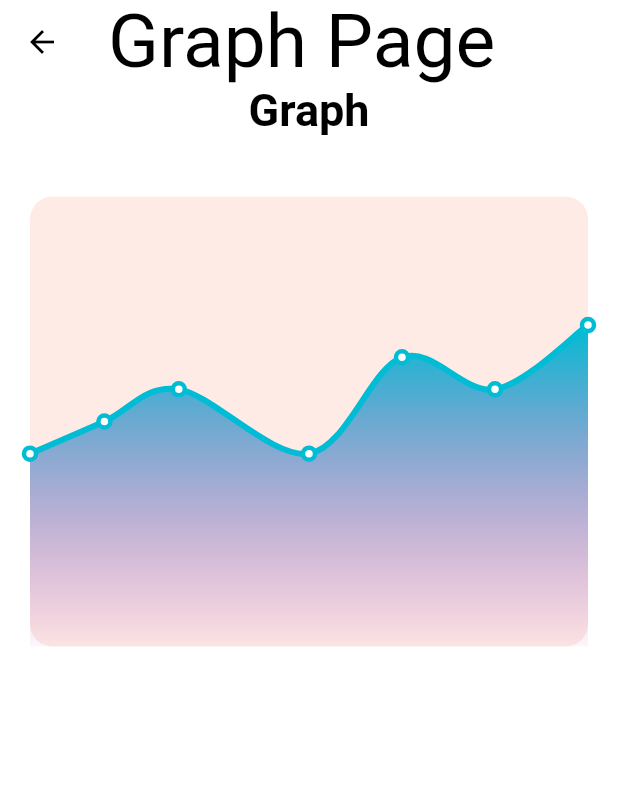
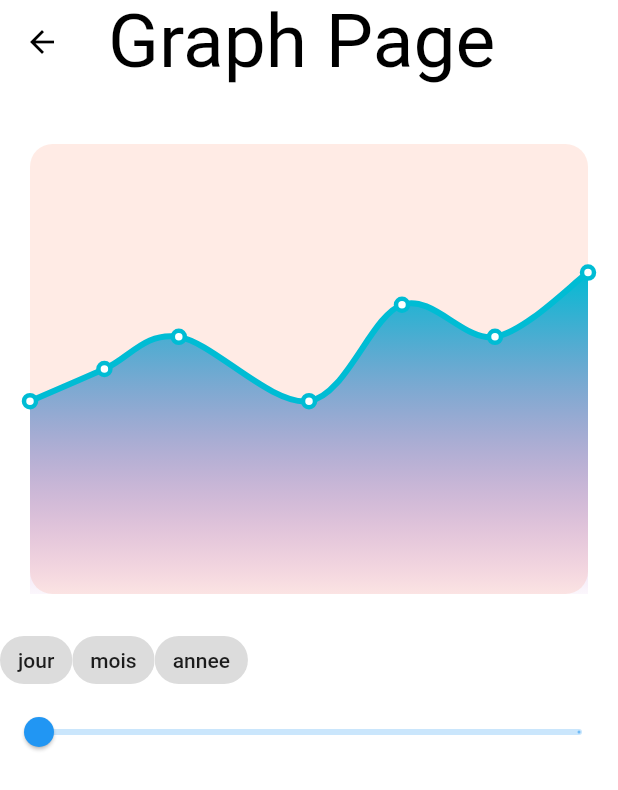
Before and after one commit to maoakeEnterprise/appsport_project2, a Flutter app: the GraphPage screen opened by its route, on a phone screen of 412 x 824 dp. Shown: the top 790 px of the screen. Run offline on Flutter 3.47's test engine with Material 2 defaults, Android fonts, the phone set to English and light mode, and no system bars; our stand-ins replace bloc, cloud_firestore, firebase_auth, firebase_core, flutter_bloc, font_awesome_flutter and 2 more; accounts and stored records are empty.

Commit message:
Task GraphPage 0 : Affichage GraphPage X : ListView Exercice GraphPage X : Recup data par rapport a listsectionne X : Affichage des données recup sur le graph X : filtreur de donnée J/M/A X : filtreur avec le slide

```diff
--- a/lib/ui/page/exoprogramme.dart
+++ b/lib/ui/page/exoprogramme.dart
@@ -40,7 +40,7 @@ class ExoProgramme extends StatelessWidget {
         children: [
           TextFieldPoidsWidget(),
           TextFieldRepetitionWidget(),
-          ListRadioExercice(),
+          ListRadioExercice(idUser: user.uid,),
           BoutonValiderWidget(cas: arguments['cas'],idProgramme: arguments['idProgramme'],idExerciceProgramme: arguments['id'],)
         ],
       ),
--- a/lib/ui/page/graphpage.dart
+++ b/lib/ui/page/graphpage.dart
@@ -1,5 +1,8 @@
 import 'package:appsport_project/model/chart_data.dart';
 import 'package:appsport_project/ui/themes/themes.dart';
+import 'package:appsport_project/ui/widgets/graphwidget/graphwidget.dart';
+import 'package:appsport_project/ui/widgets/graphwidget/modulowidget.dart';
+import 'package:appsport_project/ui/widgets/graphwidget/tickwidget.dart';
 import 'package:syncfusion_flutter_charts/charts.dart';
 import 'package:syncfusion_flutter_charts/sparkcharts.dart';
 
@@ -11,17 +14,7 @@ class GraphPage extends StatelessWidget {
   @override
   Widget build(BuildContext context) {
 
-    List<ChartData> chartData;
 
-    chartData = [
-      ChartData(day: 0,poids: 30),
-      ChartData(day: 4,poids: 35),
-      ChartData(day: 8,poids: 40),
-      ChartData(day: 15,poids: 30),
-      ChartData(day: 20,poids: 45),
-      ChartData(day: 25,poids: 40),
-      ChartData(day: 30,poids: 50),
-    ];
 
     return Scaffold(
       appBar: AppBar(
@@ -33,65 +26,10 @@ class GraphPage extends StatelessWidget {
           mainAxisAlignment: MainAxisAlignment.center,
           crossAxisAlignment: CrossAxisAlignment.center,
           children: [
-            Text("Graph", style: CustomThemes.widgetName,),
             const SizedBox(height: 20,),
-            Center(
-              child: Container(
-                margin: const EdgeInsets.all(20),
-                decoration: BoxDecoration(
-                  borderRadius: BorderRadius.circular(15),
-                  color: Colors.deepOrange.withAlpha(30)
-                ),
-                child: SfCartesianChart(
-                  margin: const EdgeInsets.all(0),
-                  borderWidth: 0,
-                  borderColor: Colors.transparent,
-                  plotAreaBorderWidth: 0,
-                  primaryXAxis: NumericAxis(
-                    minimum: 0,
-                    maximum: 30,
-                    isVisible: false,
-                    interval: 4
-                  ),
-                  primaryYAxis: NumericAxis(
-                    minimum: 0,
-                    maximum: 70,
-                    interval: 10,
-                    isVisible: false,
-                    borderWidth: 0,
-
-                  ),
-                  series: <ChartSeries<ChartData,int >>[
-                    SplineAreaSeries(
-                        dataSource: chartData,
-                        xValueMapper: (ChartData data, _)=> data.day,
-                        yValueMapper: (ChartData data, _)=> data.poids,
-                      splineType: SplineType.natural,
-                      gradient: LinearGradient(
-                          colors: [Colors.cyan,
-                            Colors.purple.withAlpha(10)
-                          ],
-                        begin: Alignment.topCenter,
-                        end: Alignment.bottomCenter
-                      ),
-                    ),
-                    SplineSeries(
-                      color: Colors.cyan,
-                      width: 4,
-                      markerSettings: const MarkerSettings(
-                        color: Colors.white,
-                        borderWidth: 3,
-                        borderColor: Colors.cyan,
-                        isVisible: true,
-                      ),
-                      dataSource: chartData,
-                      xValueMapper: (ChartData data, _)=> data.day,
-                      yValueMapper: (ChartData data, _)=> data.poids,
-                    ),
-                  ],
-                ),
-              ),
-            )
+            GraphWidget(),
+            TickWidget(),
+            ModuloWidget(),
           ],
 
         ),
--- /dev/null
+++ b/lib/ui/widgets/graphwidget/graphwidget.dart
@@ -0,0 +1,81 @@
+import 'package:appsport_project/model/chart_data.dart';
+import 'package:flutter/material.dart';
+import 'package:syncfusion_flutter_charts/charts.dart';
+
+class GraphWidget extends StatelessWidget {
+  const GraphWidget({Key? key}) : super(key: key);
+
+  @override
+  Widget build(BuildContext context) {
+
+    List<ChartData> chartData;
+
+    chartData = [
+      ChartData(day: 0,poids: 30),
+      ChartData(day: 4,poids: 35),
+      ChartData(day: 8,poids: 40),
+      ChartData(day: 15,poids: 30),
+      ChartData(day: 20,poids: 45),
+      ChartData(day: 25,poids: 40),
+      ChartData(day: 30,poids: 50),
+    ];
+
+    return Center(
+      child: Container(
+        margin: const EdgeInsets.all(20),
+        decoration: BoxDecoration(
+            borderRadius: BorderRadius.circular(15),
+            color: Colors.deepOrange.withAlpha(30)
+        ),
+        child: SfCartesianChart(
+          margin: const EdgeInsets.all(0),
+          borderWidth: 0,
+          borderColor: Colors.transparent,
+          plotAreaBorderWidth: 0,
+          primaryXAxis: NumericAxis(
+              minimum: 0,
+              maximum: 30,
+              isVisible: false,
+              interval: 4
+          ),
+          primaryYAxis: NumericAxis(
+            minimum: 0,
+            maximum: 70,
+            interval: 10,
+            isVisible: false,
+            borderWidth: 0,
+
+          ),
+          series: <ChartSeries<ChartData,int >>[
+            SplineAreaSeries(
+              dataSource: chartData,
+              xValueMapper: (ChartData data, _)=> data.day,
+              yValueMapper: (ChartData data, _)=> data.poids,
+              splineType: SplineType.natural,
+              gradient: LinearGradient(
+                  colors: [Colors.cyan,
+                    Colors.purple.withAlpha(10)
+                  ],
+                  begin: Alignment.topCenter,
+                  end: Alignment.bottomCenter
+              ),
+            ),
+            SplineSeries(
+              color: Colors.cyan,
+              width: 4,
+              markerSettings: const MarkerSettings(
+                color: Colors.white,
+                borderWidth: 3,
+                borderColor: Colors.cyan,
+                isVisible: true,
+              ),
+              dataSource: chartData,
+              xValueMapper: (ChartData data, _)=> data.day,
+              yValueMapper: (ChartData data, _)=> data.poids,
+            ),
+          ],
+        ),
+      ),
+    );
+  }
+}
--- /dev/null
+++ b/lib/ui/widgets/graphwidget/modulowidget.dart
@@ -0,0 +1,20 @@
+import 'package:flutter/material.dart';
+
+class ModuloWidget extends StatelessWidget {
+  const ModuloWidget({Key? key}) : super(key: key);
+
+  @override
+  Widget build(BuildContext context) {
+    double currentSliderValue = 0;
+
+    return Slider(
+        value: currentSliderValue,
+        max: 10,
+        divisions: 1,
+        label: currentSliderValue.round().toString(),
+        onChanged: (value){
+
+        },
+        );
+  }
+}
--- /dev/null
+++ b/lib/ui/widgets/graphwidget/tickwidget.dart
@@ -0,0 +1,27 @@
+import 'package:flutter/material.dart';
+
+class TickWidget extends StatelessWidget {
+  TickWidget({Key? key,}) : super(key: key);
+
+  @override
+  Widget build(BuildContext context) {
+
+    return Row(
+      children: [
+        FilterChipWiget('jour'),
+        FilterChipWiget('mois'),
+        FilterChipWiget('annee'),
+      ],
+    );
+  }
+
+  Widget FilterChipWiget(nom){
+    var onSelected = false;
+    return FilterChip(
+        label: Text(nom!),
+        selected: onSelected,
+        onSelected: (value){
+
+        });
+  }
+}
```
Also changed, not shown: lib/ui/widgets/graphwidget/listradiowidget.dart (added).
